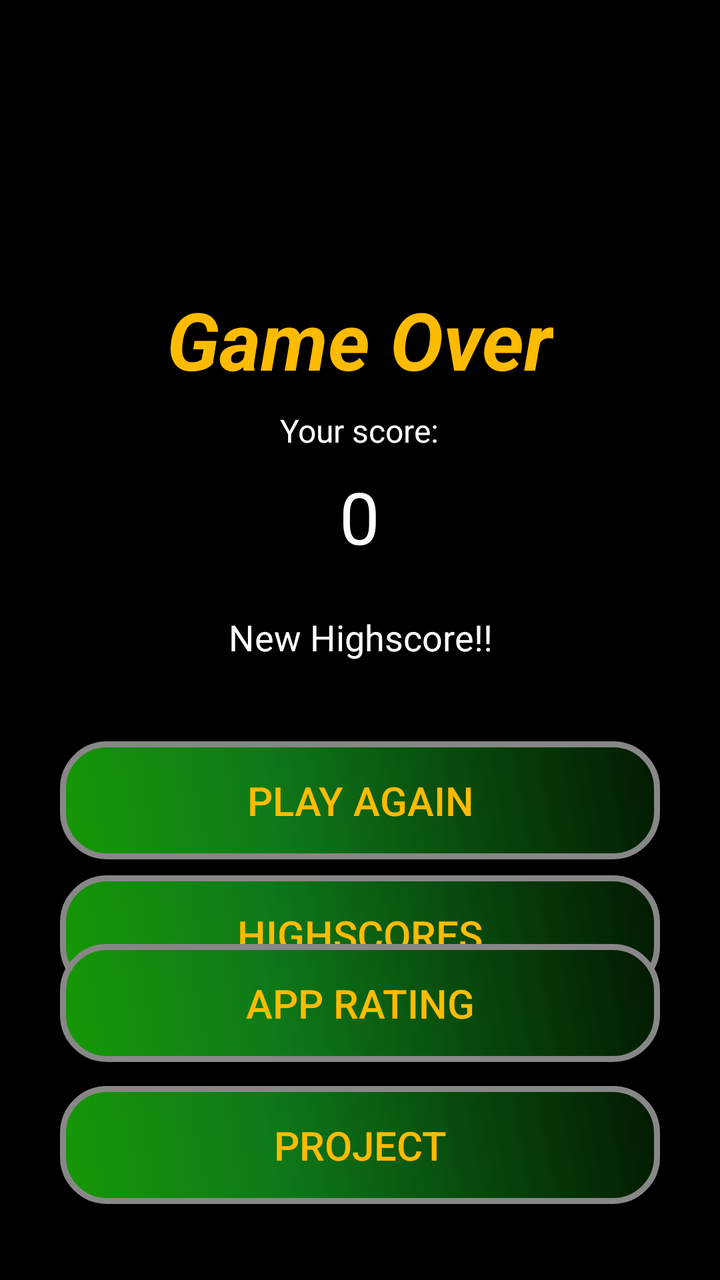
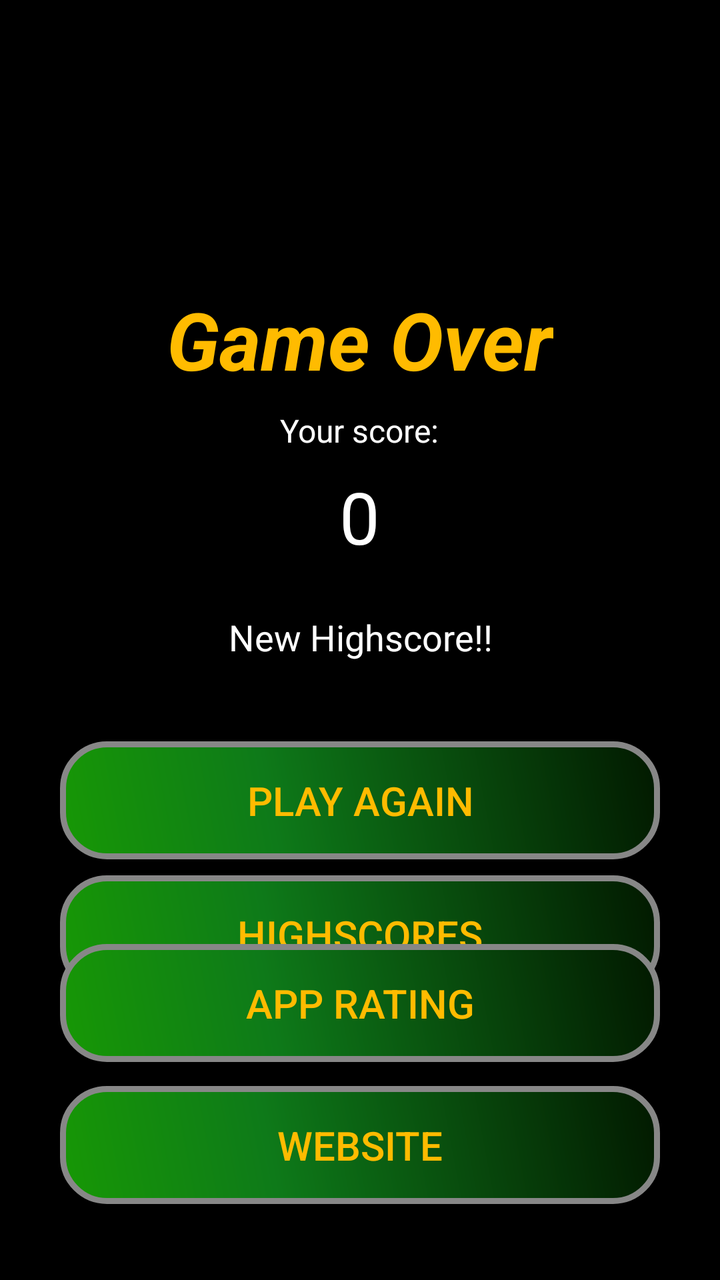

The first picture is an Android layout as it rendered before a commit; the second is the same layout after the commit. The layout source and the unified diff follow.
<!-- AndroidManifest.xml: application theme AppTheme -->
<!-- res/layout/game_over.xml -->
<?xml version="1.0" encoding="utf-8"?>
<RelativeLayout
        xmlns:android="http://schemas.android.com/apk/res/android"
        android:layout_width="match_parent"
        android:layout_height="match_parent">
    <LinearLayout
            android:layout_width="match_parent"
            android:layout_height="wrap_content"
            android:orientation="vertical"
            android:layout_centerInParent="true">
        <LinearLayout
                android:layout_width="wrap_content"
                android:layout_height="wrap_content"
                android:orientation="vertical"
                android:layout_gravity="center">
            <TextView
                    android:id="@+id/game_over_textview"
                    android:layout_width="wrap_content"
                    android:layout_height="wrap_content"
                    android:text="@string/game_over_text"
                    android:textSize="40sp"
                    android:textColor="@color/gold"
                    android:layout_gravity="center_horizontal"
                    android:textStyle="bold|italic"
                    android:enabled="true"/>
            <TextView
                    android:id="@+id/your_score_label"
                    android:layout_width="wrap_content"
                    android:layout_height="wrap_content"
                    android:text="@string/game_over_score_label"
                    android:textSize="16sp"
                    android:textColor="@color/white"
                    android:layout_gravity="center_horizontal"
                    android:layout_marginTop="8dp"
                    android:enabled="true"/>
            <TextView
                    android:id="@+id/your_score_textview"
                    android:layout_width="wrap_content"
                    android:layout_height="wrap_content"
                    android:text="@string/initial_score"
                    android:textSize="36sp"
                    android:textColor="@color/white"
                    android:layout_gravity="center_horizontal"
                    android:layout_marginTop="8dp"
                    android:enabled="true"/>
            <TextView
                    android:layout_width="wrap_content"
                    android:layout_height="wrap_content"
                    android:text="@string/new_highscore"
                    android:id="@+id/highscore_label"
                    android:textSize="18sp"
                    android:padding="16sp"
                    android:textColor="@color/white"
                    android:layout_gravity="center_horizontal"
                    android:textAlignment="center"
                    android:layout_marginTop="8dp"
                    android:enabled="true"/>
        </LinearLayout>

        <Button
                    style="?android:attr/buttonBarButtonStyle"
                android:id="@+id/play_again_button"
                android:text="@string/play_again_button_text"
                android:layout_width="300dp"
                android:layout_height="wrap_content"
                android:textSize="20sp"
                android:layout_marginTop="24dp"
                android:layout_gravity="center"
                android:onClick="startGame"
                android:background="@drawable/button"
                android:enabled="true"
                android:textColor="@color/gold"
                android:clickable="true"
                android:focusable="true"/>
        <Button
                    style="?android:attr/buttonBarButtonStyle"
                android:id="@+id/highscore_gameover"
                android:text="@string/highscore_button_text"
                android:layout_width="300dp"
                android:layout_height="wrap_content"
                android:textSize="20sp"
                android:layout_marginTop="8dp"
                android:layout_gravity="center"
                android:onClick="showHighscores"
                android:background="@drawable/button"
                android:enabled="true"
                android:textColor="@color/gold"
                android:clickable="true"
                android:focusable="true"/>
    </LinearLayout>

    <LinearLayout
            android:layout_width="wrap_content"
            android:layout_height="wrap_content"
            android:orientation="vertical"
            android:layout_alignParentBottom="true"
            android:layout_centerHorizontal="true"
            android:layout_marginBottom="32dp">
        <Button
                    style="?android:attr/buttonBarButtonStyle"
                android:id="@+id/rating_button"
                android:text="@string/rating"
                android:layout_width="300dp"
                android:layout_height="wrap_content"
                android:textSize="20sp"
                android:layout_margin="6dp"
                android:onClick="launchMarket"
                android:background="@drawable/button"
                android:enabled="true"
                android:textColor="@color/gold"
                android:clickable="true"
                android:focusable="true"/>
        <Button
                    style="?android:attr/buttonBarButtonStyle"
                android:id="@+id/project_button"
                android:text="@string/project"
                android:layout_width="300dp"
                android:layout_height="wrap_content"
                android:textSize="20sp"
                android:layout_margin="6dp"
                android:onClick="openProjectWebsite"
                android:background="@drawable/button"
                android:enabled="true"
                android:textColor="@color/gold"
                android:clickable="true"
                android:focusable="true"/>
    </LinearLayout>
</RelativeLayout>
<!-- resources referenced by this layout -->
<resources>
  <color name="gold">#FFBB00</color>
  <color name="white">#ffffff</color>
  <!-- drawable button (drawable) -->
  <?xml version="1.0" encoding="utf-8"?>
  <shape xmlns:android="http://schemas.android.com/apk/res/android" android:shape="rectangle" >
      <corners android:radius="22dp"/>
      <gradient
          android:angle="45"
          android:centerX="35%"
          android:centerColor="#0E7A19"
          android:startColor="#179805"
          android:endColor="#021900"
          android:type="linear"/>
      <padding
          android:left="32sp"
          android:top="16sp"
          android:right="32sp"
          android:bottom="16sp"/>
      <stroke
          android:width="3dp"
          android:color="#878787"/>
  </shape>
  <string name="game_over_score_label">Your score:</string>
  <string name="game_over_text">Game Over</string>
  <string name="highscore_button_text">Highscores</string>
  <string name="initial_score">0</string>
  <string name="new_highscore">New Highscore!!</string>
  <string name="play_again_button_text">Play Again</string>
  <string name="project">Project</string>
  <string name="rating">app rating</string>
  <style name="AppTheme" parent="Base.Theme.AppCompat.Light.DarkActionBar">
          <item name="android:windowBackground">@color/black</item>
      </style>
  <color name="black">#000000</color>
</resources>

<!-- the commit's change to res/layout/game_over.xml (unified diff, before → after) -->
@@ -113,12 +113,12 @@
         <Button
                     style="?android:attr/buttonBarButtonStyle"
                 android:id="@+id/project_button"
-                android:text="@string/project"
+                android:text="@string/website"
                 android:layout_width="300dp"
                 android:layout_height="wrap_content"
                 android:textSize="20sp"
                 android:layout_margin="6dp"
-                android:onClick="openProjectWebsite"
+                android:onClick="openWebsite"
                 android:background="@drawable/button"
                 android:enabled="true"
                 android:textColor="@color/gold"
<!-- resource entries referenced after the edit -->
@@ -28,8 +28,8 @@
   <string name="initial_score">0</string>
   <string name="new_highscore">New Highscore!!</string>
   <string name="play_again_button_text">Play Again</string>
-  <string name="project">Project</string>
   <string name="rating">app rating</string>
+  <string name="website">Website</string>
   <style name="AppTheme" parent="Base.Theme.AppCompat.Light.DarkActionBar">
           <item name="android:windowBackground">@color/black</item>
       </style>
